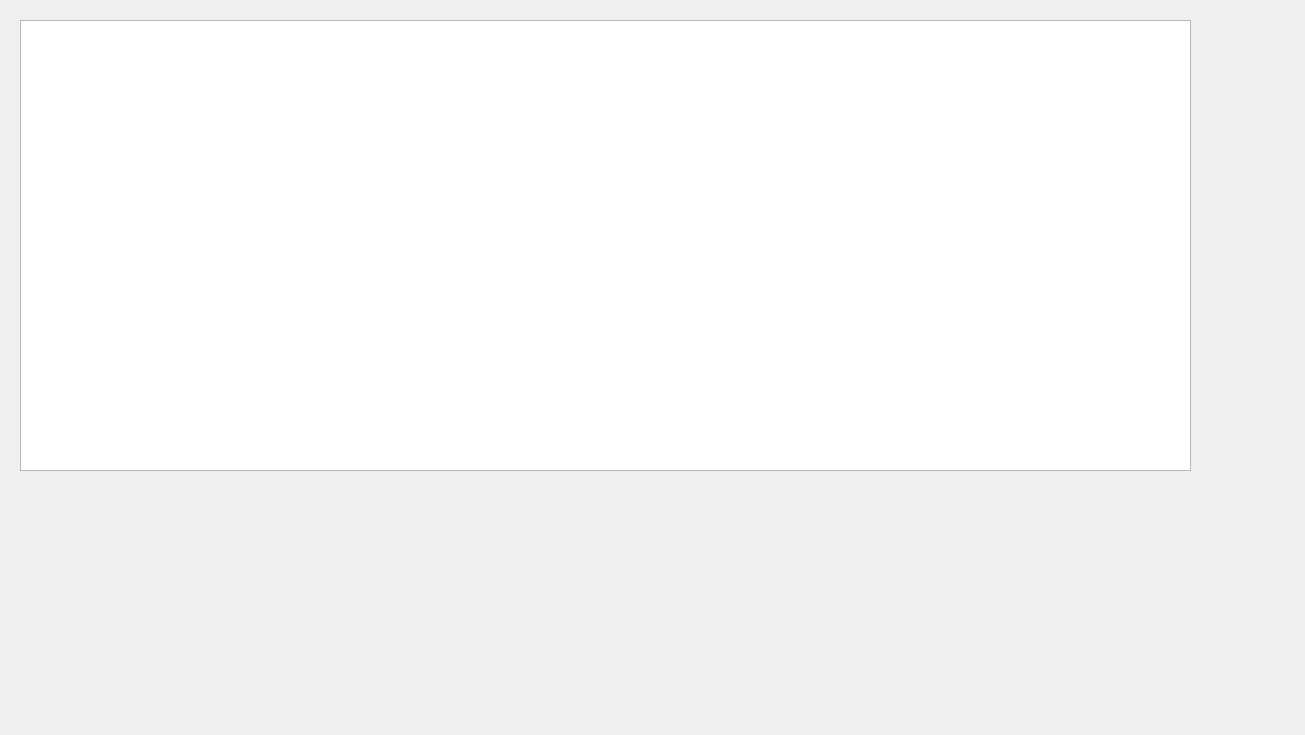
Above: pattern-viewer-program/widget.ui from gusdnr9875/Pattern-Viewer before the change. Below: the same form after it.
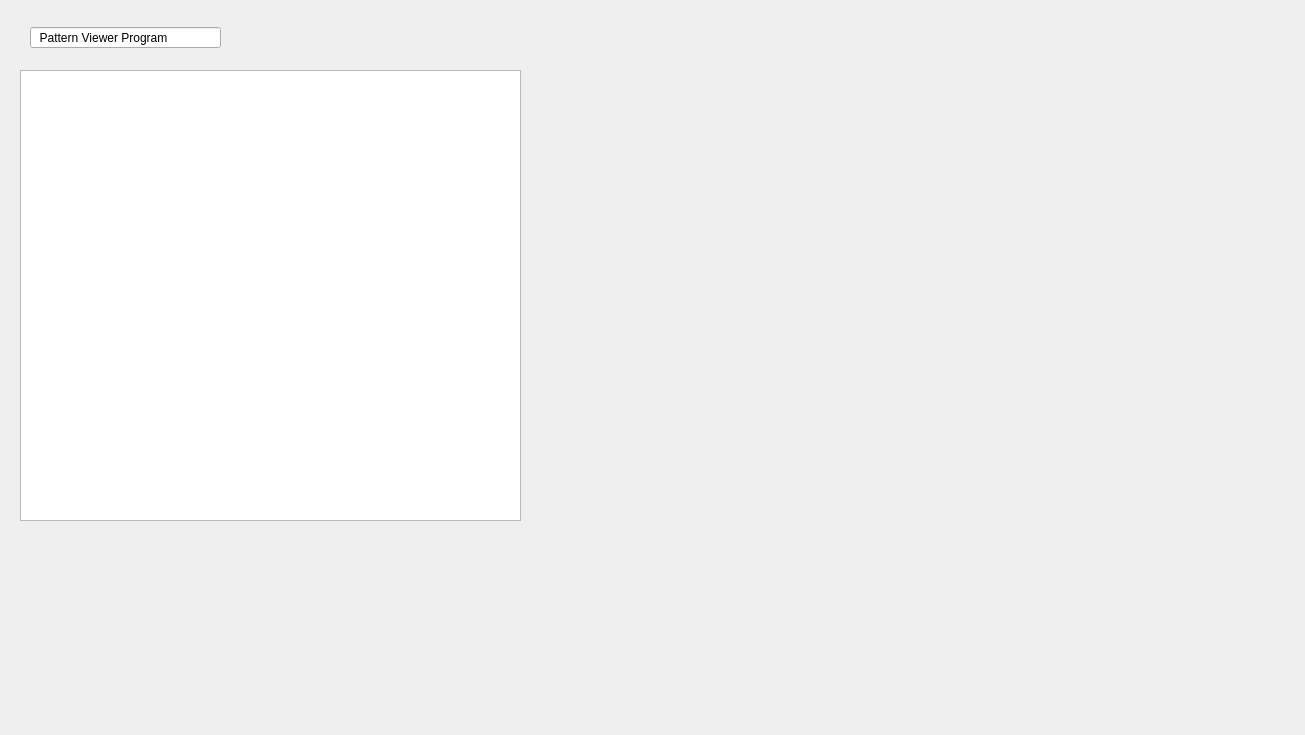
That is the form after the change.

Commit message: add line view

What changed in the file:
```diff
--- a/pattern-viewer-program/widget.ui
+++ b/pattern-viewer-program/widget.ui
@@ -17,12 +17,25 @@
    <property name="geometry">
     <rect>
      <x>20</x>
-     <y>20</y>
-     <width>1171</width>
+     <y>70</y>
+     <width>501</width>
      <height>451</height>
     </rect>
    </property>
   </widget>
+  <widget class="QLineEdit" name="lineEdit">
+   <property name="geometry">
+    <rect>
+     <x>30</x>
+     <y>27</y>
+     <width>191</width>
+     <height>21</height>
+    </rect>
+   </property>
+   <property name="text">
+    <string>  Pattern Viewer Program</string>
+   </property>
+  </widget>
  </widget>
  <layoutdefault spacing="6" margin="11"/>
  <resources/>
```
The commit also changes 11 other files.
